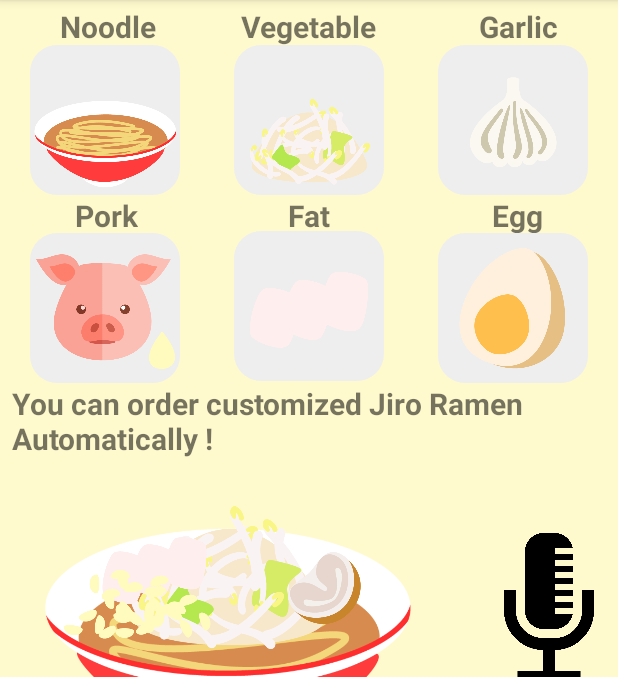
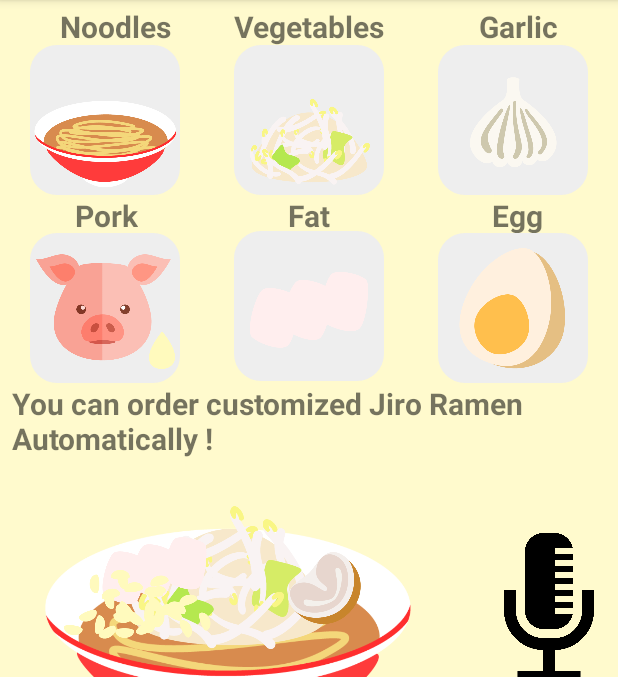
Before and after one commit to mbdevpl/ramen-hackathon, an Android app: the screen it shows after launch (MainActivity), on a phone screen of 412 x 824 dp, the part 84-761 px from its top. Run offline under Robolectric (Android 15) with nearby library versions, the phone set to English and light mode, and no system bars.

Commit message:
plural sounds more natural

```diff
--- a/app/src/main/res/layout/fragment_first.xml
+++ b/app/src/main/res/layout/fragment_first.xml
@@ -152,7 +152,7 @@
         android:layout_marginLeft="40dp"
         android:layout_marginStart="40dp"
         android:layout_marginTop="4dp"
-        android:text="Noodle"
+        android:text="Noodles"
         android:textSize="20sp"
         android:textStyle="bold"
         app:layout_constraintStart_toStartOf="parent"
@@ -188,7 +188,7 @@
         android:layout_width="wrap_content"
         android:layout_height="wrap_content"
         android:layout_marginTop="4dp"
-        android:text="Vegetable"
+        android:text="Vegetables"
         android:textSize="20sp"
         android:textStyle="bold"
         app:layout_constraintEnd_toEndOf="parent"
```
